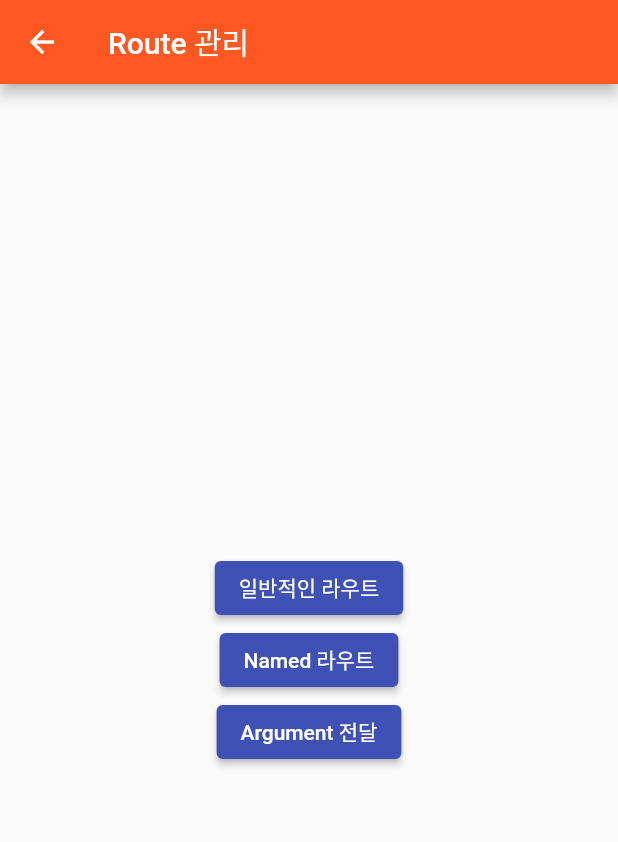
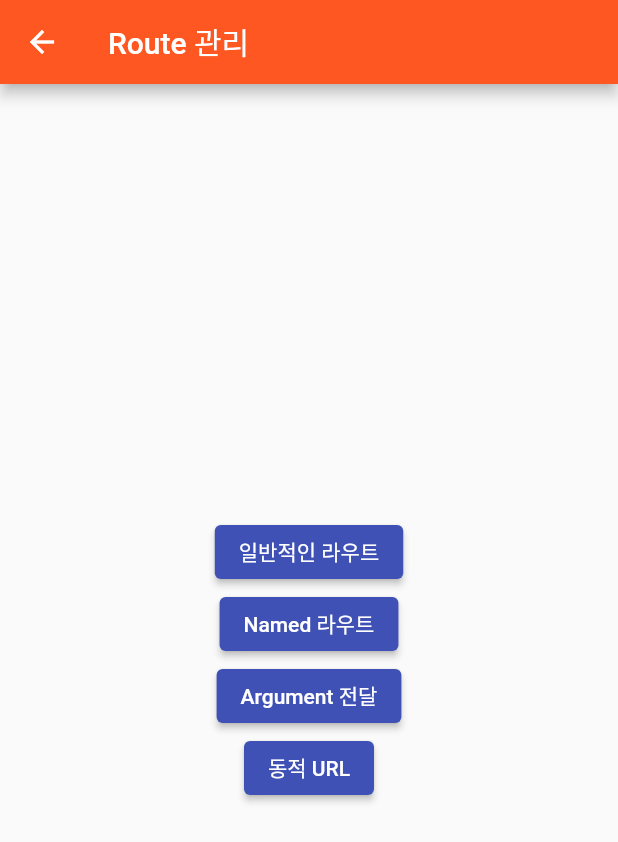
Before and after one commit to Riudiu/sample-get-x, a Flutter app: the RouteManage screen opened by its route, on a phone screen of 412 x 824 dp. Shown: the top 842 px of the screen. Run offline on Flutter 3.47's test engine with Material 2 defaults, Android fonts, the phone set to English and light mode, and no system bars; our stand-ins replace get.

Commit message:
Route 관리 - 동적 URL 적용

```diff
--- a/lib/src/page/RouteManage.dart
+++ b/lib/src/page/RouteManage.dart
@@ -46,6 +46,12 @@ class _RouteManageState extends State<RouteManage> {
                 Get.toNamed(RoutePage.ARGUMENT_NEXT, arguments: info());
               },
             ),
+            ElevatedButton(
+              child: Text('동적 URL'),
+              onPressed: () {
+                Get.toNamed('user?name=riudiu&age=22');
+              },
+            ),
           ],
         ),
       ),
--- a/lib/src/router/RoutePage.dart
+++ b/lib/src/router/RoutePage.dart
@@ -4,6 +4,7 @@ import 'package:sample_get_x/src/page/RouteManage.dart';
 import 'package:sample_get_x/src/page/argument/ArgumentNext.dart';
 import 'package:sample_get_x/src/page/named/NamedFirst.dart';
 import 'package:sample_get_x/src/page/named/NamedSecond.dart';
+import 'package:sample_get_x/src/page/url/UserPage.dart';
 
 class RoutePage {
   static const String HOME_ROUTE = "/home";
@@ -11,6 +12,7 @@ class RoutePage {
   static const String NAMED_FIRST = "/namedFirst";
   static const String NAMED_SECOND = "/namedSecond";
   static const String ARGUMENT_NEXT = "/argumentNext";
+  static const String URL_USER = "/user";
 
   static movePage(String pageName) => Get.toNamed(pageName);
 
@@ -45,5 +47,9 @@ class RoutePage {
       name: ARGUMENT_NEXT,
       page: () => ArgumentNext(),
     ),
+    GetPage(
+      name: URL_USER,
+      page: () => UserPage(),
+    ),
   ];
 }
```
Also changed, not shown: lib/src/page/url/UserPage.dart (added, +42 -0 lines).
